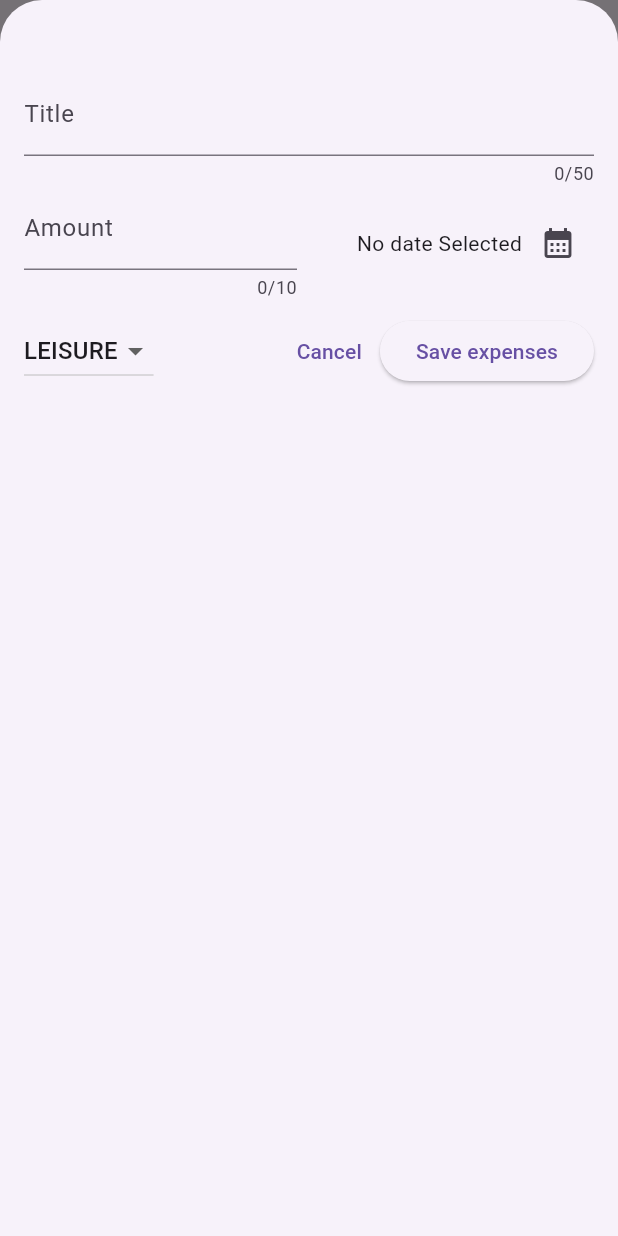
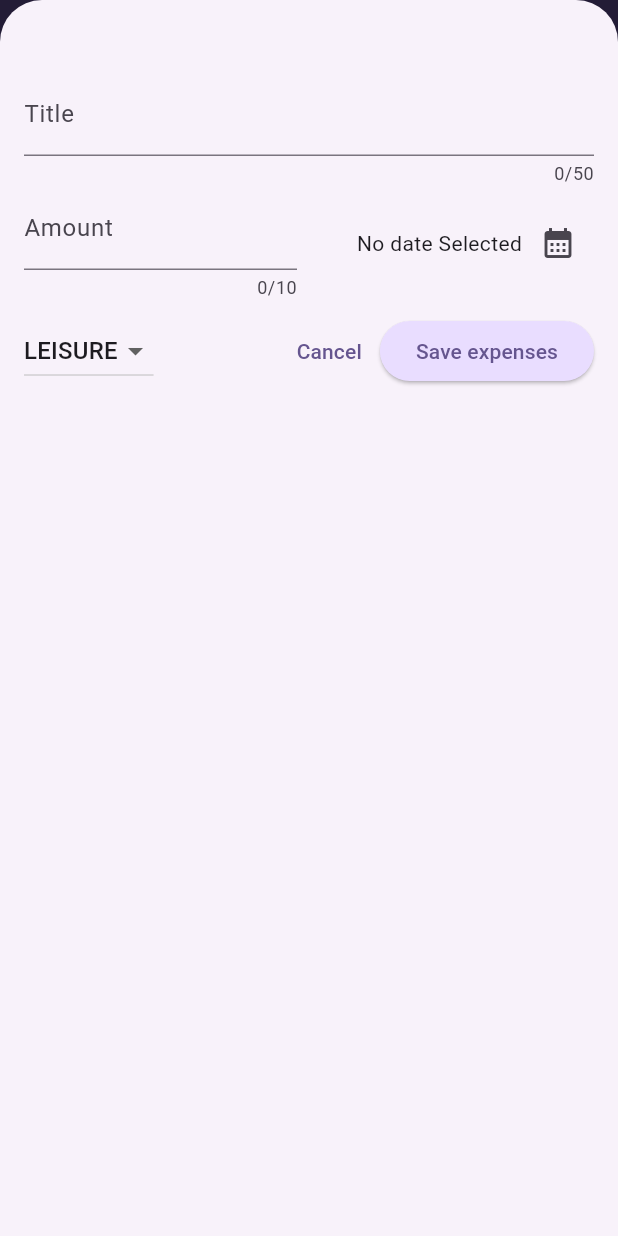
Before and after one commit to iamarijitdebnath/expenseTracker, a Flutter app: the screen it shows after launch, after a tap on the "add" icon, on a phone screen of 412 x 824 dp. Run offline on Flutter 3.47's test engine with Material 3 defaults, Android fonts, the phone set to English and light mode, and no system bars.

```diff
--- a/lib/main.dart
+++ b/lib/main.dart
@@ -1,9 +1,57 @@
 import 'package:flutter/material.dart';
 import 'package:myapp/widgets/expenses.dart';
-void main(){
-  runApp(
-    const MaterialApp(
-      home: Expenses(),
-    )
-  );
+
+var kColorScheme = ColorScheme.fromSeed(
+  seedColor: const Color.fromARGB(255, 96, 59, 181),
+);
+
+var kDarkColorScheme = ColorScheme.fromSeed(
+  brightness: Brightness.dark,
+  seedColor: const Color.fromARGB(255, 5, 99, 125),
+);
+
+void main() {
+  runApp(MaterialApp(
+    darkTheme: ThemeData.dark().copyWith(
+      colorScheme: kDarkColorScheme,
+      cardTheme: const CardTheme().copyWith(
+        color: kDarkColorScheme.secondaryContainer,
+        margin: const EdgeInsets.symmetric(
+          horizontal: 16,
+          vertical: 8,
+        ),
+      ),
+      elevatedButtonTheme: ElevatedButtonThemeData(
+        style: ElevatedButton.styleFrom(
+          backgroundColor: kDarkColorScheme.primaryContainer,
+          foregroundColor: kDarkColorScheme.onPrimaryContainer,
+        ),
+      ),
+    ),
+    theme: ThemeData().copyWith(
+      colorScheme: kColorScheme,
+      appBarTheme: const AppBarTheme().copyWith(
+        backgroundColor: kColorScheme.onPrimaryContainer,
+        foregroundColor: kColorScheme.primaryContainer,
+      ),
+      cardTheme: const CardTheme().copyWith(
+        color: kColorScheme.secondaryContainer,
+        margin: const EdgeInsets.symmetric(horizontal: 16, vertical: 8),
+      ),
+      elevatedButtonTheme: ElevatedButtonThemeData(
+        style: ElevatedButton.styleFrom(
+          backgroundColor: kColorScheme.primaryContainer,
+        ),
+      ),
+      textTheme: ThemeData().textTheme.copyWith(
+            titleLarge: TextStyle(
+              fontWeight: FontWeight.normal,
+              color: kColorScheme.onSecondaryContainer,
+              fontSize: 14,
+            ),
+          ),
+    ),
+    // themeMode: ThemeMode.system,
+    home: const Expenses(),
+  ));
 }
--- a/lib/widgets/expenses.dart
+++ b/lib/widgets/expenses.dart
@@ -44,13 +44,35 @@ class _ExpensesState extends State<Expenses> {
   }
 
   void _removeExpense(Expense expense) {
+    final expenseIndex = _registeredExpenses.indexOf(expense);
     setState(() {
       _registeredExpenses.remove(expense);
     });
+    ScaffoldMessenger.of(context).clearSnackBars();
+    ScaffoldMessenger.of(context).showSnackBar(
+      SnackBar(
+        duration:const  Duration(seconds: 3),
+        content:const  Text("Expense deleted"),
+        action: SnackBarAction(label: "Undo", onPressed: (){
+          setState(() {
+            _registeredExpenses.insert(expenseIndex, expense);
+          });
+        }),
+      ),
+    );
   }
 
   @override
   Widget build(context) {
+    Widget mainContent = const Center(
+      child: Text("No expenses found.Try adding Some!"),
+    );
+    if (_registeredExpenses.isNotEmpty) {
+      mainContent = ExpensesList(
+        expenses: _registeredExpenses,
+        onRemoveExpense: _removeExpense,
+      );
+    }
     return Scaffold(
       appBar: AppBar(
         title: const Text("Flutter expense Tracker"),
@@ -65,10 +87,7 @@ class _ExpensesState extends State<Expenses> {
         children: [
           const Text("The chart"),
           Expanded(
-            child: ExpensesList(
-              expenses: _registeredExpenses,
-              onRemoveExpense: _removeExpense,
-            ),
+            child: mainContent,
           ),
         ],
       ),
--- a/lib/widgets/expenses_list/expense_item.dart
+++ b/lib/widgets/expenses_list/expense_item.dart
@@ -10,6 +10,7 @@ class ExpenseItem extends StatelessWidget {
       child: Padding(
         padding: const EdgeInsets.symmetric(horizontal: 20, vertical: 16),
         child: Column(
+          crossAxisAlignment: CrossAxisAlignment.start,
           children: [
             Text(expense.title),
             const SizedBox(
```
